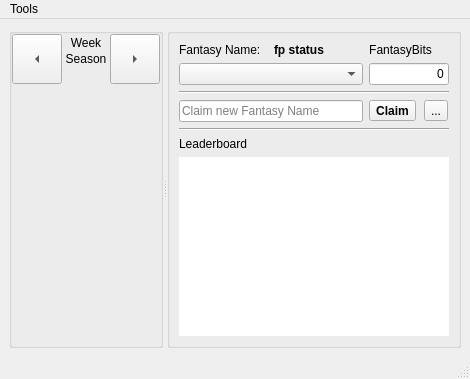
protoblock/protoblock, file tradingfootball/mainwindow.ui: the form before one commit.
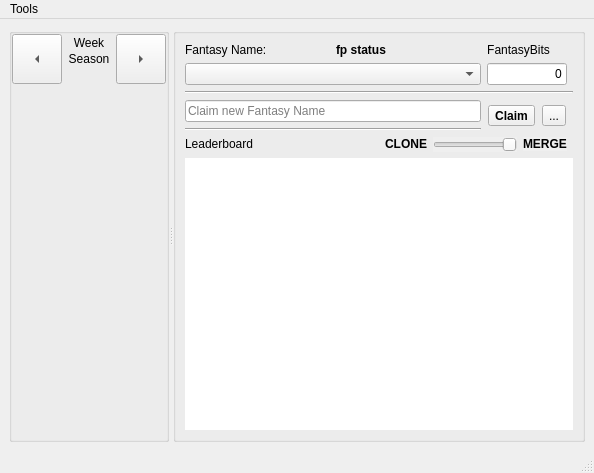
The form after the commit. Custom widgets are drawn as their Qt base class.

Commit message:
new feature - merge vs clone

Conflicts:
	tradingfootball/currentweekwidget.cpp

```diff
--- a/tradingfootball/mainwindow.ui
+++ b/tradingfootball/mainwindow.ui
@@ -6,8 +6,8 @@
    <rect>
     <x>0</x>
     <y>0</y>
-    <width>470</width>
-    <height>379</height>
+    <width>594</width>
+    <height>473</height>
    </rect>
   </property>
   <property name="windowTitle">
@@ -15,7 +15,7 @@
   </property>
   <widget class="QWidget" name="centralwidget">
    <layout class="QGridLayout" name="gridLayout_6">
-    <item row="0" column="1">
+    <item row="0" column="0">
      <widget class="QSplitter" name="splitter">
       <property name="orientation">
        <enum>Qt::Horizontal</enum>
@@ -229,7 +229,7 @@
         <string/>
        </property>
        <layout class="QGridLayout" name="gridLayout">
-        <item row="0" column="0">
+        <item row="0" column="0" colspan="3">
          <layout class="QVBoxLayout" name="verticalLayout_2">
           <item>
            <layout class="QHBoxLayout" name="horizontalLayout">
@@ -285,7 +285,7 @@
           </item>
          </layout>
         </item>
-        <item row="0" column="1" colspan="2">
+        <item row="0" column="3">
          <layout class="QVBoxLayout" name="verticalLayout">
           <item>
            <widget class="QLabel" name="myFantasyBitsLabel">
@@ -333,7 +333,7 @@
           </item>
          </layout>
         </item>
-        <item row="1" column="0" colspan="3">
+        <item row="1" column="0" colspan="5">
          <widget class="Line" name="line_2">
           <property name="sizePolicy">
            <sizepolicy hsizetype="Preferred" vsizetype="Fixed">
@@ -346,7 +346,7 @@
           </property>
          </widget>
         </item>
-        <item row="2" column="0">
+        <item row="2" column="0" colspan="3">
          <widget class="QLineEdit" name="myClamNewNameLE">
           <property name="sizePolicy">
            <sizepolicy hsizetype="Preferred" vsizetype="Fixed">
@@ -371,7 +371,9 @@
           </property>
          </widget>
         </item>
-        <item row="2" column="1">
+        <item row="2" column="3" rowspan="2">
+         <layout class="QHBoxLayout" name="horizontalLayout_2">
+          <item>
          <widget class="QToolButton" name="myClaimFantasyNameButton">
           <property name="font">
            <font>
@@ -390,7 +392,7 @@
           </property>
          </widget>
         </item>
-        <item row="2" column="2">
+          <item>
          <widget class="QToolButton" name="toolButton">
           <property name="text">
            <string>...</string>
@@ -400,6 +402,8 @@
           </property>
          </widget>
         </item>
+         </layout>
+        </item>
         <item row="3" column="0" colspan="3">
          <widget class="Line" name="line">
           <property name="sizePolicy">
@@ -436,10 +440,146 @@
           </property>
          </widget>
         </item>
-        <item row="5" column="0" colspan="3">
+        <item row="4" column="1">
+         <spacer name="horizontalSpacer">
+          <property name="orientation">
+           <enum>Qt::Horizontal</enum>
+          </property>
+          <property name="sizeHint" stdset="0">
+           <size>
+            <width>87</width>
+            <height>13</height>
+           </size>
+          </property>
+         </spacer>
+        </item>
+        <item row="4" column="2" colspan="2">
+         <layout class="QHBoxLayout" name="horizontalLayout_3">
+          <item>
+           <widget class="QLabel" name="clonel">
+            <property name="sizePolicy">
+             <sizepolicy hsizetype="Preferred" vsizetype="Fixed">
+              <horstretch>0</horstretch>
+              <verstretch>0</verstretch>
+             </sizepolicy>
+            </property>
+            <property name="font">
+             <font>
+              <weight>75</weight>
+              <bold>true</bold>
+              <underline>false</underline>
+             </font>
+            </property>
+            <property name="toolTip">
+             <string/>
+            </property>
+            <property name="statusTip">
+             <string>right click Leaderboard to Clone</string>
+            </property>
+            <property name="whatsThis">
+             <string>&lt;html&gt;&lt;head/&gt;&lt;body&gt;&lt;p&gt;&lt;span style=&quot; font-size:12pt;&quot;&gt;Clone will copy and send all projections when right clicking on a FantasyName. &lt;/span&gt;&lt;/p&gt;&lt;/body&gt;&lt;/html&gt;</string>
+            </property>
+            <property name="layoutDirection">
+             <enum>Qt::RightToLeft</enum>
+            </property>
+            <property name="text">
+             <string>&lt;html&gt;&lt;head/&gt;&lt;body&gt;&lt;p align=&quot;right&quot;&gt;CLONE&lt;/p&gt;&lt;/body&gt;&lt;/html&gt;</string>
+            </property>
+            <property name="alignment">
+             <set>Qt::AlignLeading|Qt::AlignLeft|Qt::AlignVCenter</set>
+            </property>
+           </widget>
+          </item>
+          <item>
+           <widget class="QSlider" name="horizontalSlider">
+            <property name="sizePolicy">
+             <sizepolicy hsizetype="Preferred" vsizetype="Fixed">
+              <horstretch>0</horstretch>
+              <verstretch>0</verstretch>
+             </sizepolicy>
+            </property>
+            <property name="toolTip">
+             <string>&lt;html&gt;&lt;head/&gt;&lt;body&gt;&lt;p&gt;&lt;span style=&quot; font-size:12pt;&quot;&gt;Right-Click on a FantasyName in the Leaderboard to CLONE or MERGE&lt;/span&gt;&lt;/p&gt;&lt;/body&gt;&lt;/html&gt;</string>
+            </property>
+            <property name="whatsThis">
+             <string>&lt;html&gt;&lt;head/&gt;&lt;body&gt;&lt;p&gt;&lt;span style=&quot; font-size:12pt;&quot;&gt;Right-Click on a FantasyName in the Leaderboard to CLONE or MERGE&lt;/span&gt;&lt;/p&gt;&lt;/body&gt;&lt;/html&gt;</string>
+            </property>
+            <property name="layoutDirection">
+             <enum>Qt::RightToLeft</enum>
+            </property>
+            <property name="autoFillBackground">
+             <bool>true</bool>
+            </property>
+            <property name="maximum">
+             <number>2</number>
+            </property>
+            <property name="singleStep">
+             <number>2</number>
+            </property>
+            <property name="pageStep">
+             <number>2</number>
+            </property>
+            <property name="sliderPosition">
+             <number>0</number>
+            </property>
+            <property name="tracking">
+             <bool>false</bool>
+            </property>
+            <property name="orientation">
+             <enum>Qt::Horizontal</enum>
+            </property>
+            <property name="invertedAppearance">
+             <bool>false</bool>
+            </property>
+            <property name="invertedControls">
+             <bool>false</bool>
+            </property>
+            <property name="tickInterval">
+             <number>0</number>
+            </property>
+           </widget>
+          </item>
+          <item>
+           <widget class="QLabel" name="mergel">
+            <property name="sizePolicy">
+             <sizepolicy hsizetype="Preferred" vsizetype="Fixed">
+              <horstretch>0</horstretch>
+              <verstretch>0</verstretch>
+             </sizepolicy>
+            </property>
+            <property name="font">
+             <font>
+              <weight>75</weight>
+              <bold>true</bold>
+              <underline>false</underline>
+             </font>
+            </property>
+            <property name="statusTip">
+             <string>right click Leaderboard to Merge</string>
+            </property>
+            <property name="whatsThis">
+             <string>&lt;html&gt;&lt;head/&gt;&lt;body&gt;&lt;p&gt;&lt;span style=&quot; font-size:12pt;&quot;&gt;Clone will copy and send all projections when right clicking on a FantasyName. &lt;/span&gt;&lt;/p&gt;&lt;/body&gt;&lt;/html&gt;</string>
+            </property>
+            <property name="layoutDirection">
+             <enum>Qt::RightToLeft</enum>
+            </property>
+            <property name="autoFillBackground">
+             <bool>true</bool>
+            </property>
+            <property name="text">
+             <string>MERGE</string>
+            </property>
+            <property name="alignment">
+             <set>Qt::AlignLeading|Qt::AlignLeft|Qt::AlignVCenter</set>
+            </property>
+           </widget>
+          </item>
+         </layout>
+        </item>
+        <item row="5" column="0" colspan="5">
          <widget class="QTableView" name="myLeaderBaordTableView">
           <property name="sizePolicy">
-           <sizepolicy hsizetype="Preferred" vsizetype="Preferred">
+           <sizepolicy hsizetype="Preferred" vsizetype="Expanding">
             <horstretch>0</horstretch>
             <verstretch>0</verstretch>
            </sizepolicy>
@@ -475,7 +615,7 @@
     <rect>
      <x>0</x>
      <y>0</y>
-     <width>470</width>
+     <width>594</width>
      <height>21</height>
     </rect>
    </property>
```
Left out of the diff: 5 changed lines with no effect on the pictures. Lines whose indentation alone changed are shown as unchanged. The commit also changes 5 other files.
